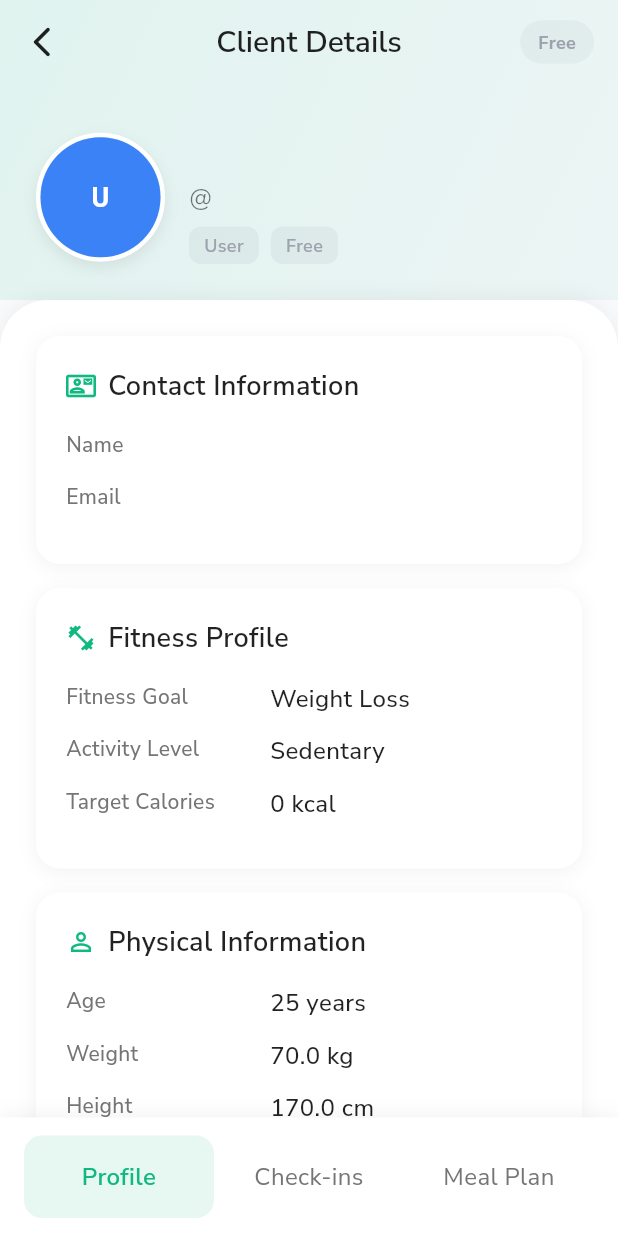
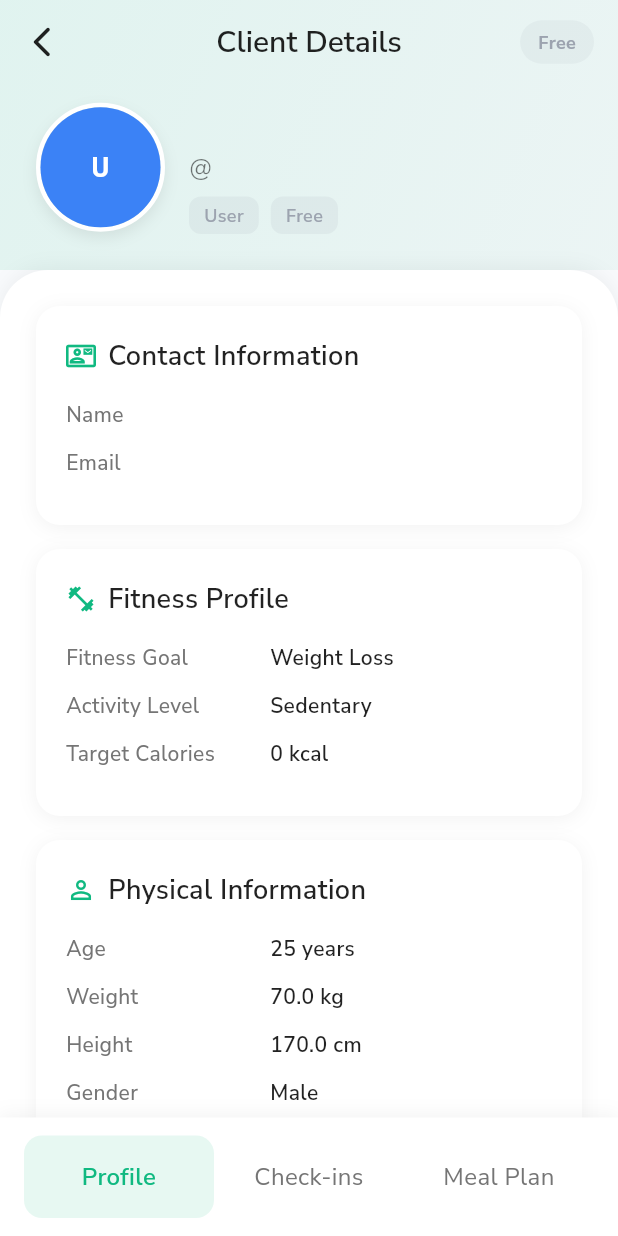
Before and after one commit to mahmoudal99/moctarnutrition, a Flutter app: the AdminUserDetailScreen screen opened directly with empty values, on a phone screen of 412 x 824 dp. Run offline on Flutter 3.47's test engine with Material 3 defaults, Android fonts, the phone set to English and light mode, and no system bars; our stand-ins replace cached_network_image, cloud_firestore, firebase_auth, firebase_core, firebase_storage, fl_chart and 10 more; accounts and stored records are empty; project files that could hold a hidden picture were left out.

Commit message:
Improve admin screen UI

```diff
--- a/lib/features/admin/presentation/screens/admin_user_detail_screen.dart
+++ b/lib/features/admin/presentation/screens/admin_user_detail_screen.dart
@@ -116,7 +116,7 @@ class _AdminUserDetailScreenState extends State<AdminUserDetailScreen> {
       slivers: [
         // SliverAppBar with flexible space for the green header
         SliverAppBar(
-          expandedHeight: 200,
+          expandedHeight: 180,
           collapsedHeight: 80,
           floating: false,
           pinned: true,
@@ -732,9 +732,9 @@ class _AdminUserDetailScreenState extends State<AdminUserDetailScreen> {
           Expanded(
             child: Text(
               value,
-              style: AppTextStyles.bodyMedium.copyWith(
+              style: AppTextStyles.bodySmall.copyWith(
                 color: Colors.black87,
-                fontWeight: FontWeight.w500,
+                fontWeight: FontWeight.w600,
               ),
               overflow: TextOverflow.ellipsis,
               maxLines: 1,
```
